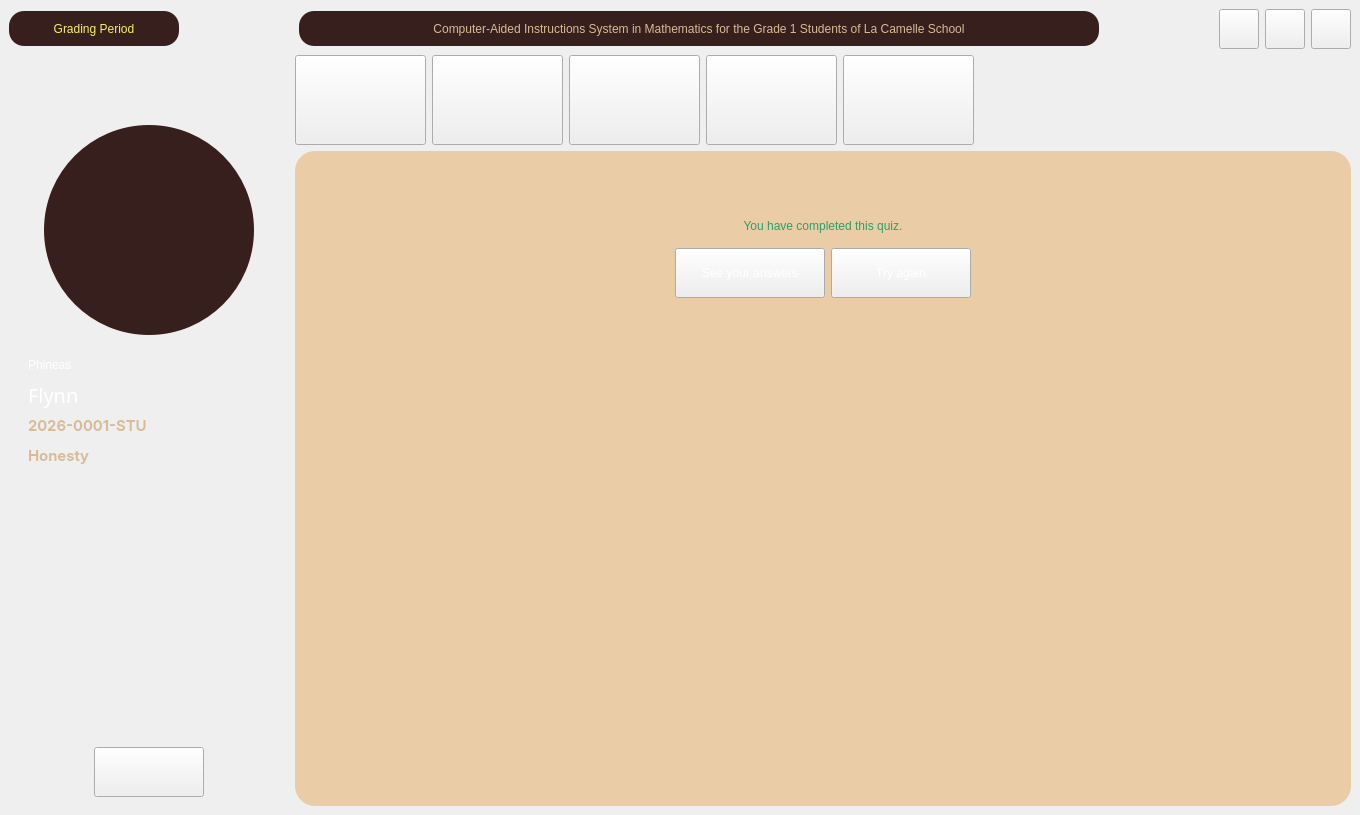
The window that CAI_PyQt/CAI_Student/UI/FormHome.ui (CPG19040/CPG19040) describes before a commit, drawn with Qt 5.
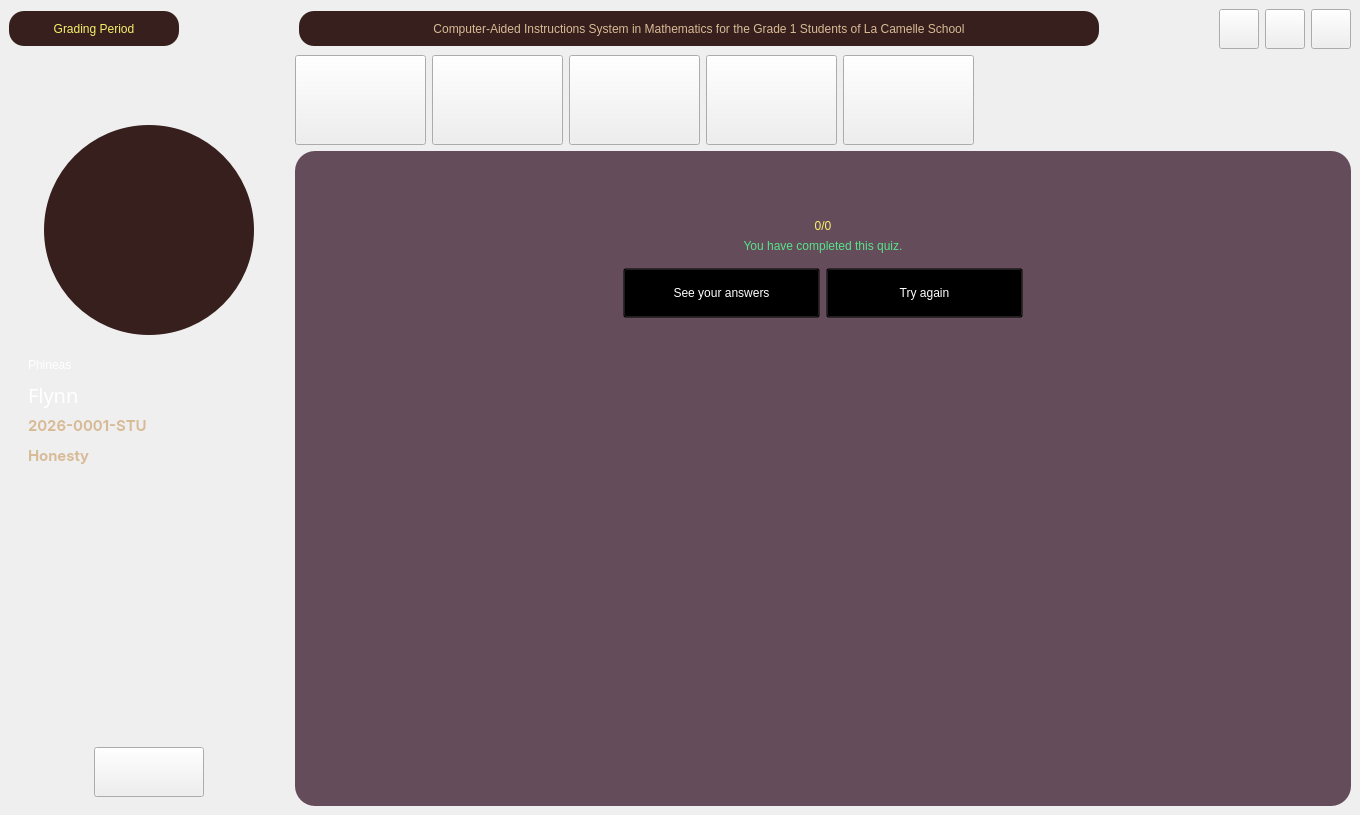
The same window after the commit. The open tabs and pages were chosen to show the change. Icons and pictures are not drawn.

What changed in the file:
```diff
--- a/CAI_PyQt/CAI_Student/UI/FormHome.ui
+++ b/CAI_PyQt/CAI_Student/UI/FormHome.ui
@@ -842,7 +842,7 @@
            <widget class="QStackedWidget" name="stackedWidget">
             <property name="styleSheet">
              <string notr="true">#stackedWidget {
-	background-color: #eacca6;
+	background-color: #654c5b;
 	border-radius: 20px;
 }</string>
             </property>
@@ -1523,7 +1523,7 @@
             </widget>
             <widget class="QWidget" name="page_quiz_results">
              <property name="styleSheet">
-              <string notr="true"/>
+              <string notr="true">background: transparent;</string>
              </property>
              <layout class="QVBoxLayout" name="verticalLayout_17">
               <item>
@@ -1545,11 +1545,25 @@
               <item>
                <widget class="QWidget" name="widget_9" native="true">
                 <layout class="QVBoxLayout" name="verticalLayout_16">
+                 <item>
+                  <widget class="QLabel" name="label_score">
+                   <property name="styleSheet">
+                    <string notr="true">font: 35pt &quot;Biscuit Glitch&quot;; 
+color: rgb(249, 240, 107);</string>
+                   </property>
+                   <property name="text">
+                    <string>0/0</string>
+                   </property>
+                   <property name="alignment">
+                    <set>Qt::AlignCenter</set>
+                   </property>
+                  </widget>
+                 </item>
                  <item>
                   <widget class="QLabel" name="label_message">
                    <property name="styleSheet">
                     <string notr="true">font: 30pt &quot;Biscuit Glitch&quot;; 
-color: rgb(38, 162, 105);</string>
+color: rgb(87, 227, 137);</string>
                    </property>
                    <property name="text">
                     <string>You have completed this quiz.</string>
@@ -1562,8 +1576,8 @@
                  <item>
                   <widget class="QWidget" name="widget_8" native="true">
                    <property name="styleSheet">
-                    <string notr="true">#btn_review, #btn_retake {
-	border-image: url(:/Images/Images/button_wood.png);
+                    <string notr="true">#btn_review {
+	border-image: url(:/Images/Images/button_wood_skyblue.png);
 	color: #FFF;
 	font: 14pt &quot;Biscuit Glitch&quot;;
 	padding: 0px 20px;
@@ -1573,8 +1587,23 @@
 	border-image: url(:/Images/Images/button_wood_glow.png);
 }
 
-#btn_review:pressed, #btn_retake:pressed {
-	border-image: url(:/Images/Images/button_wood.png);
+#btn_review:pressed {
+	border-image: url(:/Images/Images/button_wood_skyblue.png);
+}
+
+#btn_retake {
+	border-image: url(:/Images/Images/button_wood_yellowgreen.png);
+	color: #FFF;
+	font: 14pt &quot;Biscuit Glitch&quot;;
+	padding: 0px 20px;
+}
+
+#btn_retake:hover {
+	border-image: url(:/Images/Images/button_wood_yellowgreen_glow.png);
+}
+
+#btn_retake:pressed {
+	border-image: url(:/Images/Images/button_wood_yellowgreen.png);
 }</string>
                    </property>
                    <layout class="QHBoxLayout" name="horizontalLayout_9">
@@ -1595,7 +1624,7 @@
                      <widget class="QPushButton" name="btn_review">
                       <property name="minimumSize">
                        <size>
-                        <width>150</width>
+                        <width>197</width>
                         <height>50</height>
                        </size>
                       </property>
@@ -1617,14 +1646,14 @@
                      <widget class="QPushButton" name="btn_retake">
                       <property name="minimumSize">
                        <size>
-                        <width>140</width>
+                        <width>197</width>
                         <height>50</height>
                        </size>
                       </property>
                       <property name="maximumSize">
                        <size>
-                        <width>140</width>
-                        <height>16777215</height>
+                        <width>16777215</width>
+                        <height>50</height>
                        </size>
                       </property>
                       <property name="cursor">
```
Left out of the diff: 27 changed lines with no effect on the pictures.
